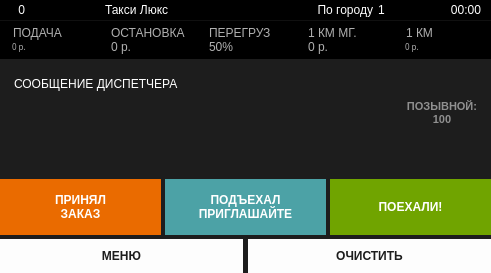
Before: the Qt Designer form indigotaxi.ui in koolkhel/wince-taximeter, drawn with Qt 5.
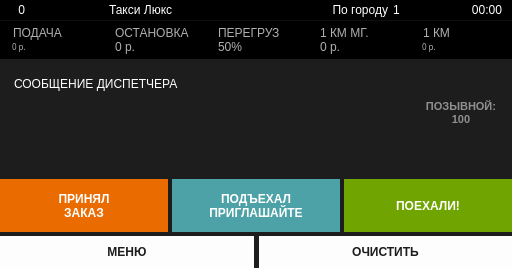
After: the same form once the commit is applied. The open tabs and pages were chosen to show the change. Icons and pictures are not drawn.

```diff
--- a/indigotaxi.ui
+++ b/indigotaxi.ui
@@ -6,8 +6,8 @@
    <rect>
     <x>0</x>
     <y>0</y>
-    <width>491</width>
-    <height>273</height>
+    <width>512</width>
+    <height>268</height>
    </rect>
   </property>
   <property name="sizePolicy">
```
Left out of the diff: 4 changed lines with no effect on the pictures.
